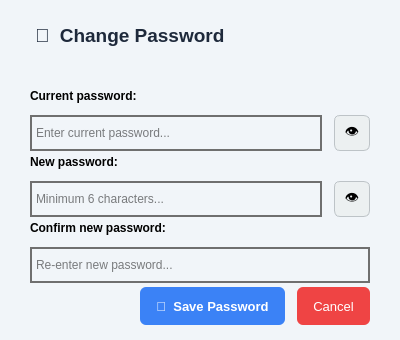
The window that ui/ChangePasswordDialog.ui (khoivnk25411e/Final-Project-Programming-Techniques) describes before a commit, drawn with Qt 5.
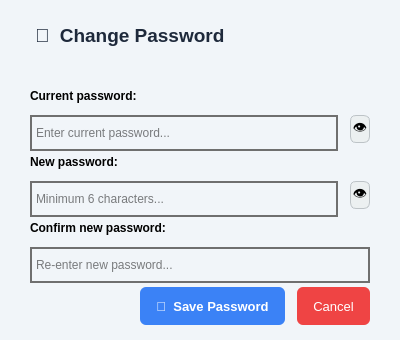
The same window after the commit. Icons and pictures are not drawn.

Diff of the .ui file:
```diff
--- a/ui/ChangePasswordDialog.ui
+++ b/ui/ChangePasswordDialog.ui
@@ -118,8 +118,8 @@
       <widget class="QPushButton" name="btnToggleOld">
        <property name="minimumSize">
         <size>
-         <width>36</width>
-         <height>36</height>
+         <width>20</width>
+         <height>20</height>
         </size>
        </property>
        <property name="maximumSize">
@@ -129,16 +129,7 @@
         </size>
        </property>
        <property name="styleSheet">
-        <string notr="true">QPushButton {
-    background:#ecf0f1;
-    border-radius:6px;
-    border:1px solid #bdc3c7;
-    font-size:14px;
-    padding: 0px;
-}
-QPushButton:hover {
-    background:#f1f5f9;
-}</string>
+        <string>QPushButton { background:#ecf0f1; border-radius:6px; border:1px solid #bdc3c7; font-size:14px; } QPushButton:hover { background:#f1f5f9; }</string>
        </property>
        <property name="text">
         <string>👁</string>
@@ -185,16 +176,10 @@
      </item>
      <item>
       <widget class="QPushButton" name="btnToggleNew">
-       <property name="sizePolicy">
-        <sizepolicy hsizetype="Minimum" vsizetype="Maximum">
-         <horstretch>0</horstretch>
-         <verstretch>0</verstretch>
-        </sizepolicy>
-       </property>
        <property name="minimumSize">
         <size>
-         <width>36</width>
-         <height>36</height>
+         <width>20</width>
+         <height>20</height>
         </size>
        </property>
        <property name="maximumSize">
@@ -210,16 +195,7 @@
         </size>
        </property>
        <property name="styleSheet">
-        <string notr="true">QPushButton {
-    background:#ecf0f1;
-    border-radius:6px;
-    border:1px solid #bdc3c7;
-    font-size:14px;
-    padding: 0px;
-}
-QPushButton:hover {
-    background:#f1f5f9;
-}</string>
+        <string>QPushButton { background:#ecf0f1; border-radius:6px; border:1px solid #bdc3c7; font-size:14px; } QPushButton:hover { background:#f1f5f9; }</string>
        </property>
        <property name="text">
         <string>👁</string>
```
Left out of the diff: 87 changed lines with no effect on the pictures.
